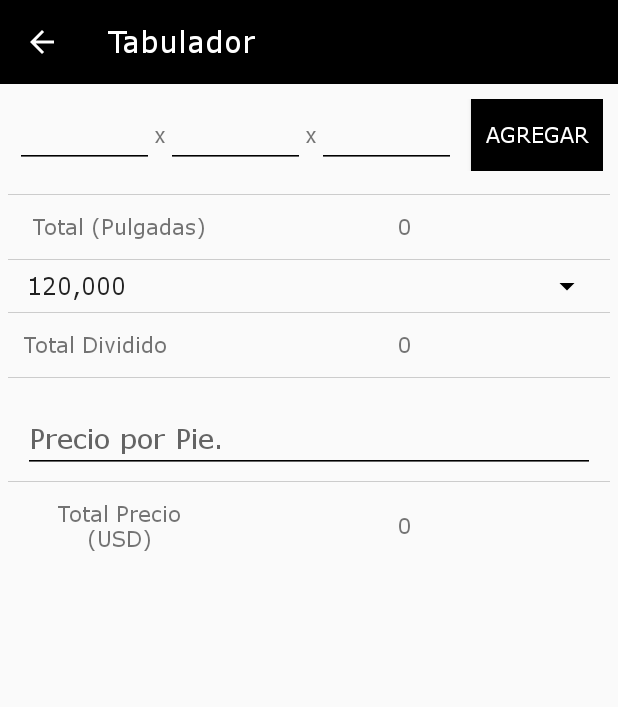
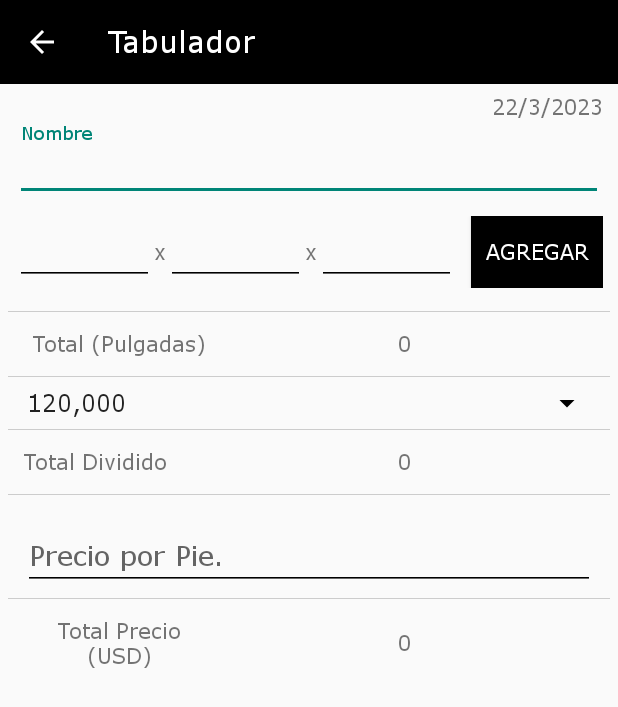
Before and after one commit to shaka1009/RhinoPacking, an Android app: the HomeTabulador screen opened directly, with no data from a screen before it, on a phone screen of 412 x 824 dp. Shown: the top 707 px of the screen. Run offline under Robolectric (Android 15) with nearby library versions, the phone set to English and light mode, and no system bars; libraries missing offline, so code that uses them is left out: net.yslibrary.android.

Commit message:
b1.0.9
-Nombre y Fecha en Tabulador

```diff
--- a/app/src/main/java/com/rhinopacking/HomeTabulador.java
+++ b/app/src/main/java/com/rhinopacking/HomeTabulador.java
@@ -25,6 +25,7 @@ import com.rhinopacking.models.Tabulador;
 import net.yslibrary.android.keyboardvisibilityevent.util.UIUtil;
 
 import java.util.ArrayList;
+import java.util.Calendar;
 import java.util.List;
 
 public class HomeTabulador extends AppCompatActivity {
@@ -35,7 +36,7 @@ public class HomeTabulador extends AppCompatActivity {
 
     EditText etN1, etN2, etN3, etDolar;
 
-    TextView tvTotalPulgadas, tvTotalDividido, tvTotalPrecio;
+    TextView tvFecha, tvTotalPulgadas, tvTotalDividido, tvTotalPrecio;
 
     TabuladorListAdapter tabuladorListAdapter;
 
@@ -55,8 +56,17 @@ public class HomeTabulador extends AppCompatActivity {
         Toolbar.show(this, true, "Tabulador");
 
         declaration();
+        fecha();
         listener();
 
+    }
+
+    @SuppressLint("SetTextI18n")
+    private void fecha() {
+        Calendar c1 = Calendar.getInstance();
+        tvFecha.setText(c1.get(Calendar.DAY_OF_MONTH) + "/" +
+                (c1.get(Calendar.MONTH) +1) + "/"
+        +c1.get(Calendar.YEAR));
     }
 
     @SuppressLint("SetTextI18n")
@@ -123,6 +133,7 @@ public class HomeTabulador extends AppCompatActivity {
         tvTotalDividido = findViewById(R.id.tvTotalDividido);
         etDolar = findViewById(R.id.etDolar);
         tvTotalPrecio = findViewById(R.id.tvTotalPrecio);
+        tvFecha = findViewById(R.id.tvFecha);
 
         suma = 0;
 
--- a/app/src/main/res/layout/activity_home_tabulador.xml
+++ b/app/src/main/res/layout/activity_home_tabulador.xml
@@ -27,6 +27,37 @@
             android:layout_width="match_parent"
             android:layout_height="wrap_content"
             android:orientation="vertical">
+
+        <TextView
+            android:id="@+id/tvFecha"
+            android:layout_width="match_parent"
+            android:layout_height="match_parent"
+            android:text="00/00/0000"
+            android:gravity="right"
+            android:textSize="14sp"
+            android:layout_marginTop="5dp"
+            android:layout_marginEnd="10dp"/>
+
+
+
+            <com.google.android.material.textfield.TextInputLayout
+                android:layout_width="match_parent"
+                android:layout_height="wrap_content">
+                <com.google.android.material.textfield.TextInputEditText
+                    android:layout_width="match_parent"
+                    android:layout_height="wrap_content"
+                    android:id="@+id/etNombre"
+                    android:textSize="14sp"
+                    android:fontFamily="@font/open_sans"
+                    android:hint="Nombre"
+                    android:layout_marginStart="10dp"
+                    android:layout_marginEnd="10dp"
+                    android:backgroundTint="@color/transparent"
+                    android:gravity="left|center"/>
+            </com.google.android.material.textfield.TextInputLayout>
+
+
+
 
 
             <LinearLayout
```
